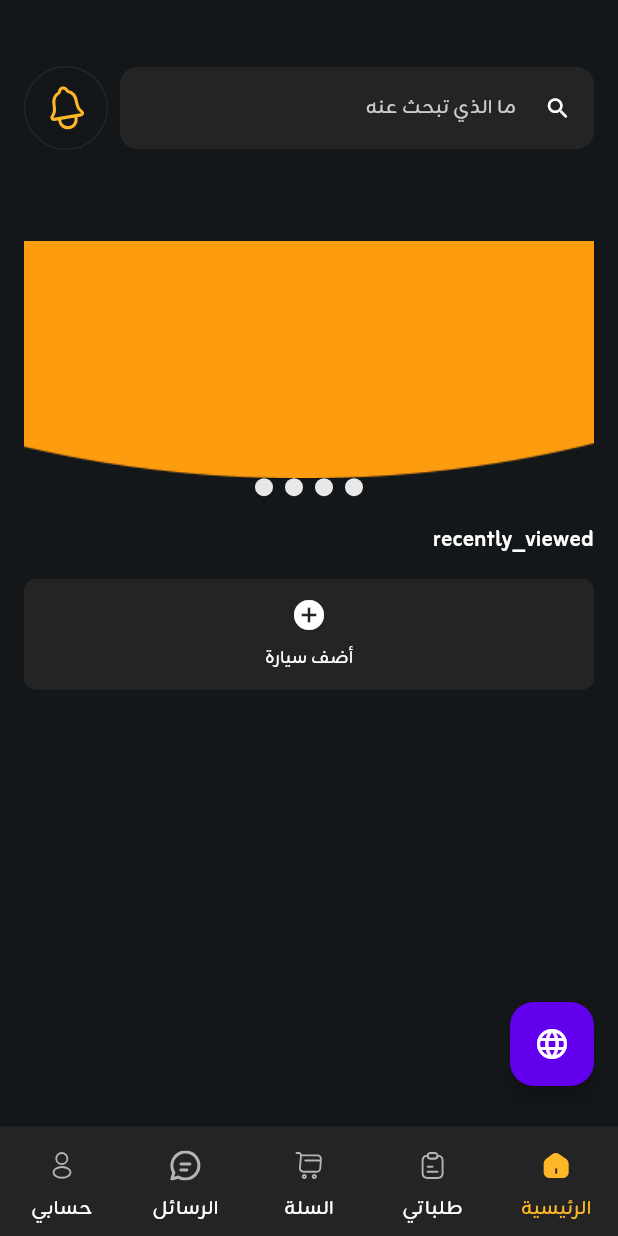
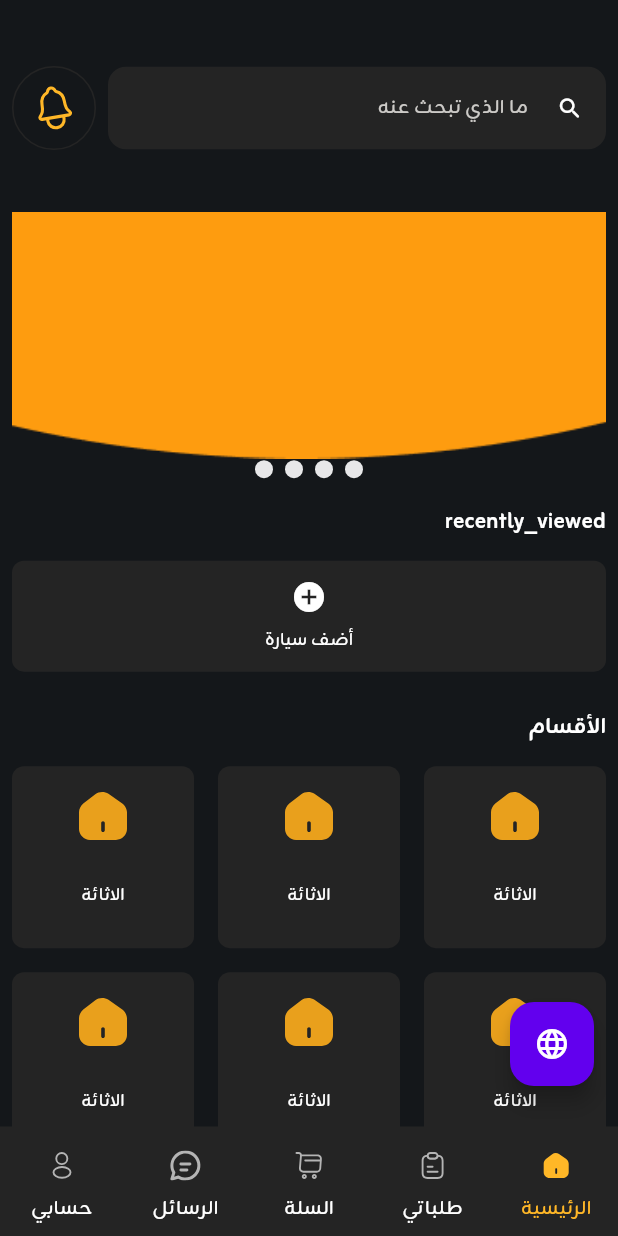
Before and after one commit to AmrKhaled991/garage, a Flutter app: the screen it shows after launch, on a phone screen of 412 x 824 dp. Run offline on Flutter 3.47's test engine with Material 3 defaults, Android fonts, the phone set to English and light mode, and no system bars; drawn by our look-alikes of carousel_slider; our stand-ins replace cached_network_image, device_info_plus, firebase_messaging, flutter_html, flutter_image_compress, flutter_local_notifications and 18 more; missing offline and left inert: webview_flutter_wkwebview, wechat_assets_picker; accounts and stored records are empty; network calls fail; project files that could hold a hidden picture were left out.

Commit message:
feat : UI Add Cart Track

```diff
--- a/lib/core/lang/ar_EG.dart
+++ b/lib/core/lang/ar_EG.dart
@@ -398,4 +398,7 @@ const Map<String, String> ar_EG = {
   "password_changed_successfully": "لقد تم تغيير كلمة المرور الخاصة بك بنجاح",
   "back_to_login": "العودة لتسجيل الدخول",
   "messages": "الرسائل",
+  "select_car_model_brand": "حدد الماركه / موديل السيارة",
+  "add_car": "اضافه سياره",
+  "select_brand":"اختر الماركه"
 };
--- a/lib/core/lang/en_US.dart
+++ b/lib/core/lang/en_US.dart
@@ -400,4 +400,7 @@ const Map<String, String> en_US = {
   "password_changed_successfully": "Your password changed successfully",
   "back_to_login": "Back to Login",
   "messages": "Messages",
+  "select_car_model_brand": "Select the car brand/model",
+  "add_car": "Add Car",
+  "select_brand": "Select Brand",
 };
--- a/lib/core/ui/my_scaffold.dart
+++ b/lib/core/ui/my_scaffold.dart
@@ -18,6 +18,7 @@ class MyScaffold extends StatelessWidget {
   Widget? bottomNavigationBar;
   Widget? fab;
   Color? backgroundColor;
+  final bool? resizeToAvoidBottomInset;
 
   // final MainDrawerPageController mainNavigationController = Get.find();
 
@@ -35,6 +36,7 @@ class MyScaffold extends StatelessWidget {
     this.withBar = true,
     this.withBG = false,
     this.backgroundColor = colorPrimary,
+    this.resizeToAvoidBottomInset,
   });
 
   @override
@@ -83,6 +85,8 @@ class MyScaffold extends StatelessWidget {
 
     return Scaffold(
       backgroundColor: colorBlack,
+      resizeToAvoidBottomInset: resizeToAvoidBottomInset,
+
       bottomNavigationBar: bottomNavigationBar,
       floatingActionButton: fab,
       floatingActionButtonLocation: FloatingActionButtonLocation.centerDocked,
@@ -138,6 +142,7 @@ class MyScaffold extends StatelessWidget {
                         leading: _leading(),
                         border: const Border.fromBorderSide(BorderSide.none),
                         backgroundColor: colorBlack,
+
                         padding: const EdgeInsetsDirectional.only(
                           start: 0,
                           end: 0,
--- /dev/null
+++ b/lib/features/main/add_car/add_car_binding.dart
@@ -0,0 +1,10 @@
+import 'package:get/get.dart';
+
+import 'add_car_controller.dart';
+
+class AddCarBinding extends Bindings {
+  @override
+  void dependencies() {
+
+  }
+}
--- /dev/null
+++ b/lib/features/main/add_car/add_car_state.dart
@@ -0,0 +1,5 @@
+class AddCarState {
+  AddCarState() {
+    ///Initialize variables
+  }
+}
--- a/lib/features/main/common/add_container.dart
+++ b/lib/features/main/common/add_container.dart
@@ -1,6 +1,7 @@
 // ignore_for_file: public_member_api_docs, sort_constructors_first
 
 import 'package:flutter/material.dart';
+import 'package:garage/routes/app_pages.dart';
 import 'package:garage/theme/styles.dart';
 import 'package:get/get.dart';
 
@@ -21,7 +22,16 @@ class AddContainer extends StatelessWidget {
       ),
       child: Column(
         children: [
-          const Icon(Icons.add_circle_sharp, color: Colors.white, size: 24),
+          InkWell(
+            onTap: () {
+              Get.toNamed(Routes.SelectTheBrandPageKey);
+            },
+            child: const Icon(
+              Icons.add_circle_sharp,
+              color: Colors.white,
+              size: 24,
+            ),
+          ),
           const SizedBox(height: 8),
 
           Text(
--- a/lib/features/main/home/home_page_view.dart
+++ b/lib/features/main/home/home_page_view.dart
@@ -22,7 +22,7 @@ class HomePagePage extends StatelessWidget {
 
     return MyScaffold(
       body: SingleChildScrollView(
-        padding: const EdgeInsets.symmetric(horizontal: 16.0),
+        padding: const EdgeInsets.symmetric(horizontal: 8.0),
         child: Column(
           crossAxisAlignment: CrossAxisAlignment.start,
           children: [
@@ -53,7 +53,7 @@ class HomePagePage extends StatelessWidget {
                 ),
               ],
             ),
-            const SizedBox(height: 33),
+            const SizedBox(height: 12),
             SliderView(
               items: const [
                 MyImage(image: "assets/images/bar_bg.png"),
@@ -67,24 +67,28 @@ class HomePagePage extends StatelessWidget {
               child: const AddContainer(title: 'أضف سيارة'),
             ),
             const SizedBox(height: 24),
-            //  Expanded(
-            //   child: TextHeaderWidget(
-            //     title: "الأقسام".tr,
-            //     child: GridView.builder(
-            //       gridDelegate: const SliverGridDelegateWithFixedCrossAxisCount(
-            //         crossAxisCount: 3,
-            //         crossAxisSpacing: 16,
-            //         mainAxisSpacing: 16,
-            //       ),
-            //       itemBuilder:
-            //           (context, index) => const CustomCategoryCard(
-            //             image: "assets/images/ic_home.svg",
-            //             text: "الاثائة",
-            //           ),
-            //       itemCount: 4,
-            //     ),
-            //   ),
-            // ),
+            TextHeaderWidget(
+              title: "الأقسام".tr,
+              child: SizedBox(
+                width: Get.width,
+                child: GridView.builder(
+                  physics: const NeverScrollableScrollPhysics(),
+                  shrinkWrap: true,
+                  gridDelegate: const SliverGridDelegateWithFixedCrossAxisCount(
+                    crossAxisCount: 3,
+                    crossAxisSpacing: 16,
+                    mainAxisSpacing: 16,
+                  ),
+                  itemBuilder:
+                      (context, index) => const CustomCategoryCard(
+                        image: "assets/images/ic_home.svg",
+                        text: "الاثائة",
+                      ),
+                  itemCount: 10,
+                ),
+              ),
+            ),
+            const SizedBox(height: 24),
           ],
         ),
       ),
--- /dev/null
+++ b/lib/features/main/specifies_the_brand/select_the_brand_binding.dart
@@ -0,0 +1,10 @@
+import 'package:get/get.dart';
+
+import 'select_the_brand_controller.dart';
+
+class SelectTheBrandBinding extends Bindings {
+  @override
+  dependencies() {
+    return ;
+  }
+}
--- /dev/null
+++ b/lib/features/main/specifies_the_brand/select_the_brand_state.dart
@@ -0,0 +1,5 @@
+class SelectTheBrandState {
+  SelectTheBrandState() {
+    ///Initialize variables
+  }
+}
--- a/lib/routes/app_pages.dart
+++ b/lib/routes/app_pages.dart
@@ -19,8 +19,12 @@ import 'package:garage/features/auth/register/register_binding.dart';
 import 'package:garage/features/auth/register/register_page.dart';
 import 'package:garage/features/auth/reset_password_by_mobile/reset_password_by_mobile_binding.dart';
 import 'package:garage/features/auth/reset_password_by_mobile/reset_password_by_mobile_page.dart';
+import 'package:garage/features/main/add_car/add_car_binding.dart';
+import 'package:garage/features/main/add_car/add_car_page.dart';
 import 'package:garage/features/main/main_navigation/main_navigation_binding.dart';
 import 'package:garage/features/main/main_navigation/main_navigation_page.dart';
+import 'package:garage/features/main/specifies_the_brand/select_the_brand_binding.dart';
+import 'package:garage/features/main/specifies_the_brand/select_the_brand_page.dart';
 import 'package:garage/features/onBoard/intro/intro_binding.dart';
 import 'package:garage/features/onBoard/intro/intro_page.dart';
 import 'package:garage/features/onBoard/splash/splash_binding.dart';
@@ -152,5 +156,19 @@ class AppPages {
       page: () => const MainNavigationPage(),
       bindings: [ProfileBinding(), MainNavigationBinding()],
     ),
+    GetPage(
+      name: Routes.SelectTheBrandPageKey,
+      page: () => const SelectTheBrandPage(),
+      binding: SelectTheBrandBinding(),
+
+      transition: Transition.cupertino,
+    ),
+    GetPage(
+      name: Routes.ADDCARPAGEKEY,
+      page: () => const AddCarPage(),
+      binding: AddCarBinding(),
+
+      transition: Transition.cupertino,
+    ),
   ];
 }
--- a/lib/routes/app_routes.dart
+++ b/lib/routes/app_routes.dart
@@ -56,4 +56,6 @@ abstract class Routes {
   static const SELECT_DATE_TIME = '/SELECT_DATE_TIME';
   static const MEDICAL_CONDITION_DETAILS = '/MEDICAL_CONDITION_DETAILS';
   static const PasswordChangeSuccessfullyKEY = '/PasswordChangeSuccessfully';
+  static const SelectTheBrandPageKey = '/SelectTheBrandPageKey';
+  static const ADDCARPAGEKEY = '/ADDCARPAGEKEY';
 }
```
Also changed, not shown: lib/core/ui/MyButton.dart (+15 -9 lines), lib/features/main/add_car/add_car_controller.dart (added, +7 -0 lines), lib/features/main/add_car/add_car_page.dart (added, +100 -0 lines), lib/features/main/specifies_the_brand/select_the_brand_controller.dart (added, +7 -0 lines), lib/features/main/specifies_the_brand/select_the_brand_page.dart (added, +53 -0 lines), lib/features/main/specifies_the_brand/selet_the_brand_binding_details.dart/custom_brand_card.dart (added, +39 -0 lines), lib/main.dart (+10 -10 lines), 1 other file.
